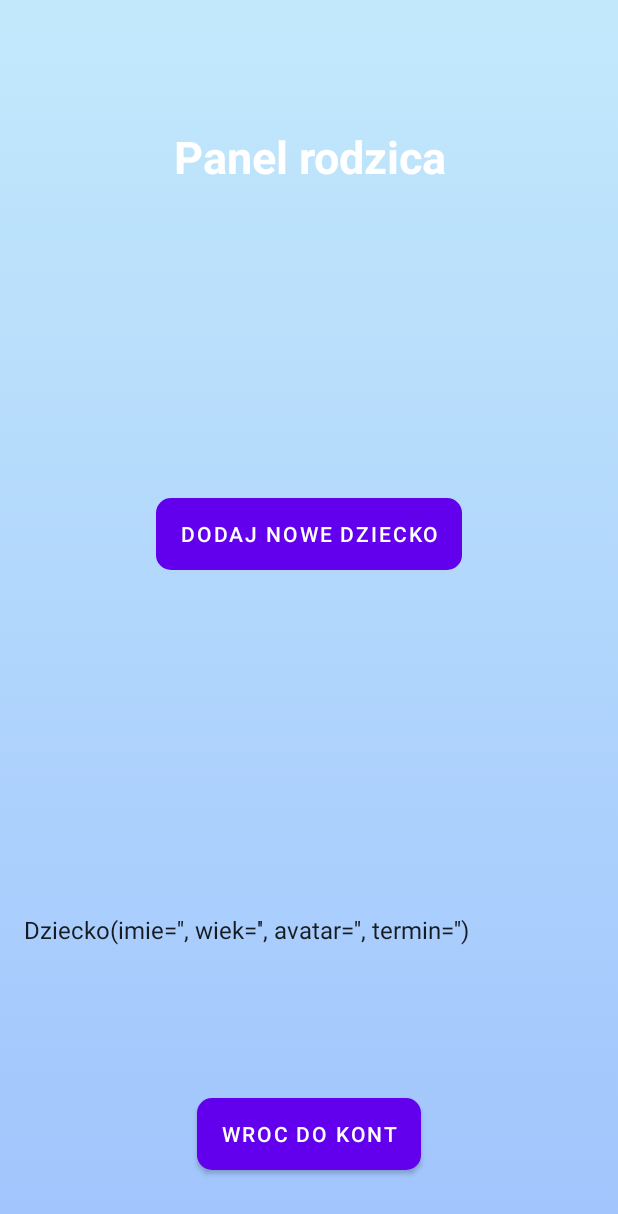
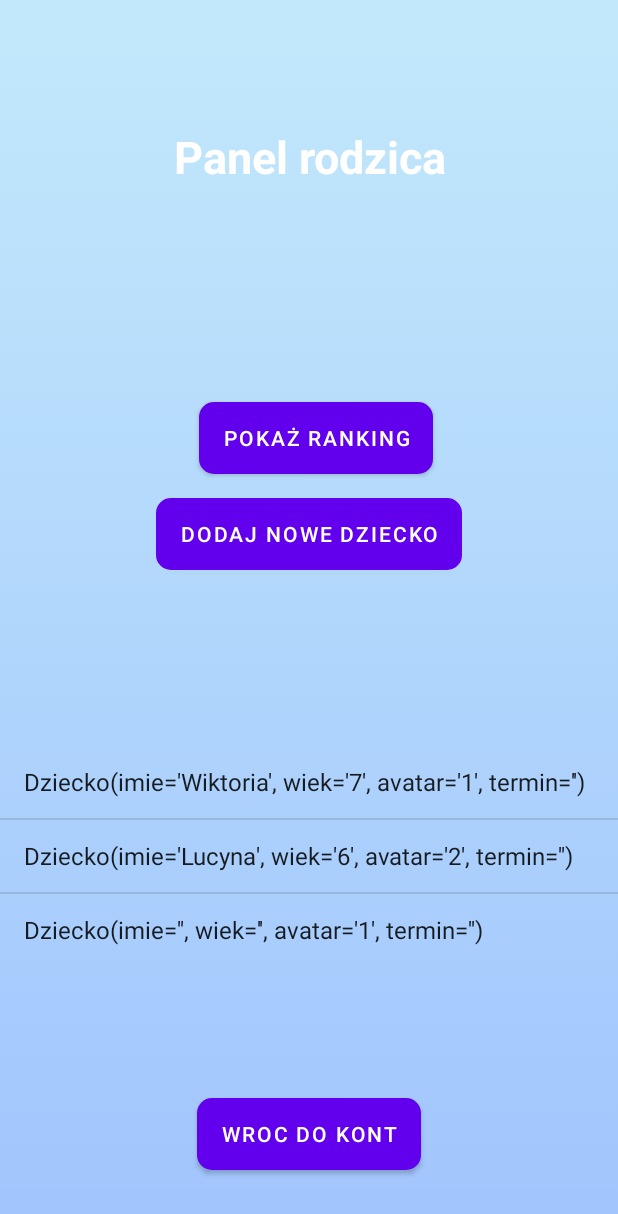
Before and after one commit to lucyna-k/aplikacja_zeby, an Android app: the WprowadzanieTerminu screen opened directly, with no data from a screen before it, after a tap on "ZAPISZ", on a phone screen of 412 x 824 dp. Shown: the top 1214 px of the screen. Run offline under Robolectric (Android 15) with nearby library versions, the phone set to English and light mode, and no system bars.

Commit message:
Rankingi

```diff
--- a/app/src/main/AndroidManifest.xml
+++ b/app/src/main/AndroidManifest.xml
@@ -26,6 +26,8 @@
         <activity android:name=".WyborKonta" />
         <activity android:name=".KontoRodzica" />
         <activity android:name=".WprowadzanieTerminu" />
+        <activity android:name=".Ranking" />
+        <activity android:name=".WyborDziecka" />
         <activity android:name=".MainActivity">
             <intent-filter>
                 <action android:name="android.intent.action.MAIN" />
--- a/app/src/main/java/com/example/czystezbki/BazaDzieci.kt
+++ b/app/src/main/java/com/example/czystezbki/BazaDzieci.kt
@@ -2,12 +2,27 @@ package com.example.czystezbki
 
 object BazaDzieci{
 
-    var noweDziecko = Dziecko("", "","", "")
+    var noweDziecko = Dziecko("", "","1", "", 0)
+    var wiktoria = Dziecko("Wiktoria", "7","1", "", 0)
+    var lucyna = Dziecko("Lucyna", "6","2", "", 0)
+    var wybrane: Int = 0
 
-    val wszystkieDzieci: MutableList<Dziecko> = mutableListOf()
+
+    val wszystkieDzieci: MutableList<Dziecko> = mutableListOf(wiktoria, lucyna)
 
     fun wybraneDziecko(): Dziecko {
-         if (wszystkieDzieci.get(0)  == null) return noweDziecko
-        return wszystkieDzieci.get(0)
+        return wszystkieDzieci.get(wybrane)
+    }
+
+    fun ranking(): List<String> {
+      return  wszystkieDzieci.sortedWith(compareBy { it.punkty }).reversed().mapIndexed { index, d -> "%d miejsce %s %d punktów".format(index +1, d.imie,d.punkty) }
+    }
+
+    fun wybierzDziecko(index: Int) {
+        wybrane = index
+    }
+
+    fun imiona(): List<String> {
+        return wszystkieDzieci.map { it.imie }
     }
 }
--- a/app/src/main/java/com/example/czystezbki/Dziecko.kt
+++ b/app/src/main/java/com/example/czystezbki/Dziecko.kt
@@ -1,6 +1,6 @@
 package com.example.czystezbki
 
-class Dziecko (var imie: String, var wiek: String, var avatar: String, var termin: String) {
+class Dziecko (var imie: String, var wiek: String, var avatar: String, var termin: String, var punkty: Int) {
 
     override fun toString(): String {
         return "Dziecko(imie='$imie', wiek='$wiek', avatar='$avatar', termin='$termin')"
--- a/app/src/main/java/com/example/czystezbki/KontoRodzica.kt
+++ b/app/src/main/java/com/example/czystezbki/KontoRodzica.kt
@@ -17,11 +17,14 @@ class KontoRodzica : AppCompatActivity() {
         setContentView(R.layout.konto_rodzica)
 
         val dodajDziecko: Button = findViewById(R.id.ButtonDodajDziecko)
+        val ranking: Button = findViewById(R.id.ButtonPokazRanking)
         val wroc: Button = findViewById(R.id.Wroc)
 
         wroc.setOnClickListener { aktywuj_Wroc()}
 
         dodajDziecko.setOnClickListener { aktywuj_WprowadzanieDanych() }
+
+        ranking.setOnClickListener { aktywuj_Ranking() }
 
         val listaDzieckow = findViewById<ListView>(R.id.ListaDzieci)
 
@@ -40,8 +43,11 @@ class KontoRodzica : AppCompatActivity() {
     private fun aktywuj_Wroc() {
         val intent = Intent(this, WyborKonta::class.java)
         startActivity(intent)
-
     }
 
+    private fun aktywuj_Ranking() {
+        val intent = Intent(this, Ranking::class.java)
+        startActivity(intent)
+    }
 
 }
--- a/app/src/main/java/com/example/czystezbki/Mycie6.kt
+++ b/app/src/main/java/com/example/czystezbki/Mycie6.kt
@@ -36,6 +36,7 @@ class Mycie6 : AppCompatActivity() {
         }.start()
     }
     private fun aktywuj_koniec_mycia() {
+        dodajPunkt()
         val intent= Intent(this,KoniecMycia::class.java)
         startActivity(intent)
     }
@@ -54,6 +55,10 @@ class Mycie6 : AppCompatActivity() {
         }
     }
 
+    private fun dodajPunkt() {
+        BazaDzieci.wybraneDziecko().punkty += 1
+    }
+
     override fun onStop() {
         super.onStop()
         stopPlayer()
--- a/app/src/main/java/com/example/czystezbki/SaldoPunktow.kt
+++ b/app/src/main/java/com/example/czystezbki/SaldoPunktow.kt
@@ -5,6 +5,7 @@ import androidx.appcompat.app.AppCompatActivity
 import android.os.Bundle
 import android.view.View
 import android.widget.Button
+import android.widget.TextView
 
 private var wroc: Button?=null
 
@@ -15,6 +16,9 @@ class SaldoPunktow : AppCompatActivity() {
         setContentView(R.layout.activity_saldo_punktow)
 
         wroc=findViewById(R.id.btnWstecz)
+
+        val punkty: TextView = findViewById(R.id.txtIloscPunktow)
+        punkty.text = BazaDzieci.wybraneDziecko().punkty.toString()
 
         wroc?.setOnClickListener(object : View.OnClickListener{
             override fun onClick(v: View?){
--- a/app/src/main/java/com/example/czystezbki/WprowadzanieTerminu.kt
+++ b/app/src/main/java/com/example/czystezbki/WprowadzanieTerminu.kt
@@ -43,7 +43,7 @@ class WprowadzanieTerminu : AppCompatActivity() {
 
                 BazaDzieci.noweDziecko.termin=data.text.toString()
                 BazaDzieci.wszystkieDzieci.add(BazaDzieci.noweDziecko)
-                BazaDzieci.noweDziecko = Dziecko("","","","")
+                BazaDzieci.noweDziecko = Dziecko("", "", "", "", 0)
                 aktywuj_KontoRodzica()
             }
         })
--- a/app/src/main/res/layout/konto_rodzica.xml
+++ b/app/src/main/res/layout/konto_rodzica.xml
@@ -33,6 +33,18 @@
         app:layout_constraintEnd_toEndOf="parent"
         app:layout_constraintStart_toStartOf="parent" />
 
+    <Button
+        android:id="@+id/ButtonPokazRanking"
+        android:layout_width="wrap_content"
+        android:layout_height="wrap_content"
+        android:layout_marginBottom="508dp"
+        android:background="@drawable/przyciski"
+        android:text="Pokaż ranking"
+        app:layout_constraintBottom_toBottomOf="parent"
+        app:layout_constraintEnd_toEndOf="parent"
+        app:layout_constraintHorizontal_bias="0.517"
+        app:layout_constraintStart_toStartOf="parent" />
+
     <ListView
         android:id="@+id/ListaDzieci"
         android:layout_width="wrap_content"
@@ -42,8 +54,6 @@
         app:layout_constraintBottom_toBottomOf="parent"
         app:layout_constraintEnd_toEndOf="parent"
         app:layout_constraintStart_toStartOf="parent">
-
-
     </ListView>
 
     <Button
```
Also changed, not shown: app/src/main/java/com/example/czystezbki/KoniecMycia.kt (+8 -0 lines), app/src/main/java/com/example/czystezbki/Ranking.kt (added, +37 -0 lines), app/src/main/java/com/example/czystezbki/WyborDziecka.kt (added, +41 -0 lines), app/src/main/java/com/example/czystezbki/WyborKonta.kt (+3 -10 lines), app/src/main/res/layout/activity_ranking.xml (added, +38 -0 lines), app/src/main/res/layout/activity_wybor_dziecka.xml (added, +35 -0 lines).
